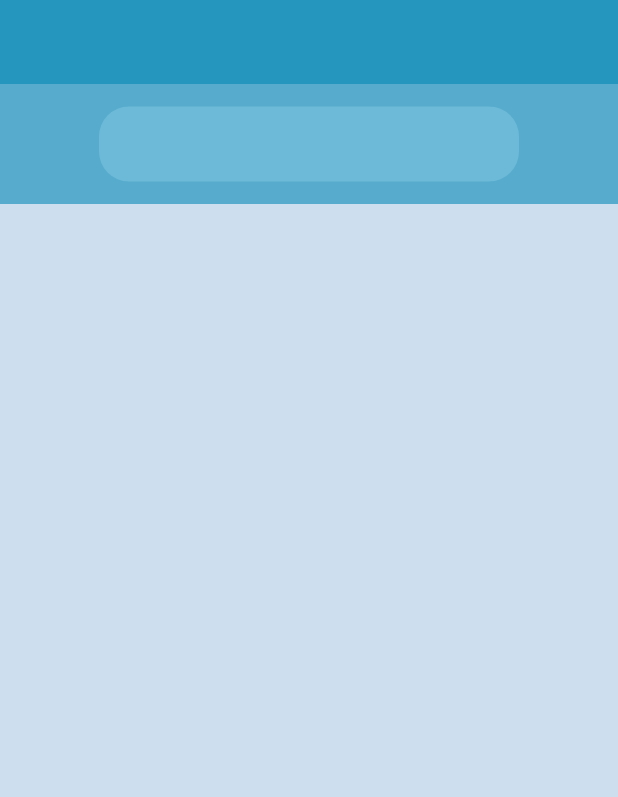
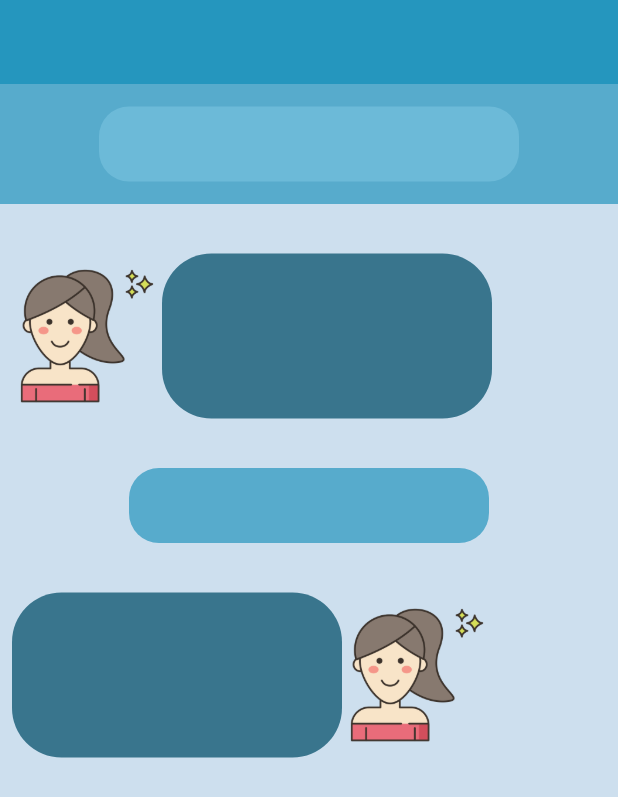
Before and after one commit to katendejericho5/mental-health-bot2, a Flutter app: the ChatBot screen opened directly, on a phone screen of 412 x 824 dp. Shown: the top 797 px of the screen. Run offline on Flutter 3.47's test engine with Material 3 defaults, Android fonts, the light colour scheme and no system bars; our stand-ins replace curved_navigation_bar, firebase_auth, firebase_core, flutter_svg; accounts and stored records are empty.

Commit message:
Chatbot second version

```diff
--- a/Frontend/lib/pages/chatbot.dart
+++ b/Frontend/lib/pages/chatbot.dart
@@ -15,7 +15,7 @@ class _ChatBotState extends State<ChatBot> {
       appBar: AppBar(
         backgroundColor: Color.fromARGB(255, 37, 150, 190),
       ),
-      body: Column(
+      body: ListView(
         children: [
           Container(
             color: Color.fromARGB(179, 37, 149, 190),
@@ -31,6 +31,63 @@ class _ChatBotState extends State<ChatBot> {
               ),
             ),
           ),
+          SizedBox(
+            height: 25,
+          ),
+          Padding(
+            padding: const EdgeInsets.all(8.0),
+            child: Row(
+              children: [
+                Image(
+                  image: AssetImage('lib/images/ponytail.png'),
+                  height: 100,
+                ),
+                Container(
+                  height: 110,
+                  width: 220,
+                  decoration: BoxDecoration(
+                    borderRadius: BorderRadius.circular(33),
+                    color: Color.fromARGB(193, 10, 83, 110),
+                  ),
+                )
+              ],
+            ),
+          ),
+          SizedBox(
+            height: 25,
+          ),
+          Center(
+            child: Container(
+              height: 50,
+              width: 240,
+              decoration: BoxDecoration(
+                borderRadius: BorderRadius.circular(20),
+                color: Color.fromARGB(179, 37, 149, 190),
+              ),
+            ),
+          ),
+          SizedBox(
+            height: 25,
+          ),
+          Padding(
+            padding: const EdgeInsets.all(8.0),
+            child: Row(
+              children: [
+                Container(
+                  height: 110,
+                  width: 220,
+                  decoration: BoxDecoration(
+                    borderRadius: BorderRadius.circular(33),
+                    color: Color.fromARGB(193, 10, 83, 110),
+                  ),
+                ),
+                Image(
+                  image: AssetImage('lib/images/ponytail.png'),
+                  height: 100,
+                ),
+              ],
+            ),
+          ),
         ],
       ),
     );
```
Also changed, not shown: Frontend/lib/images/ponytail.png (added).
